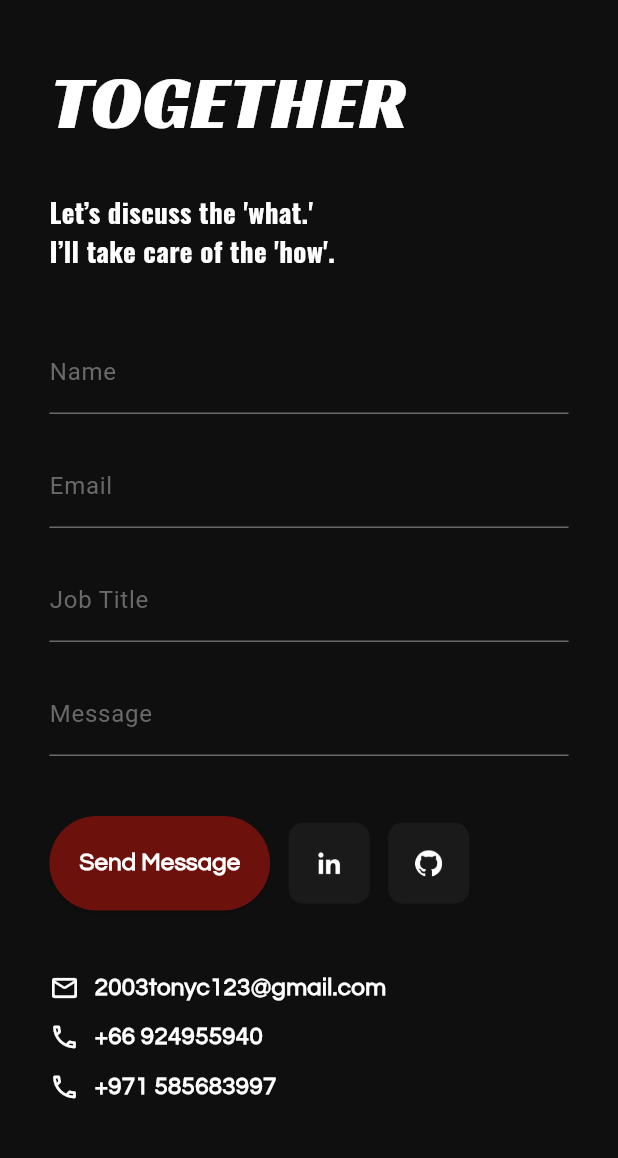
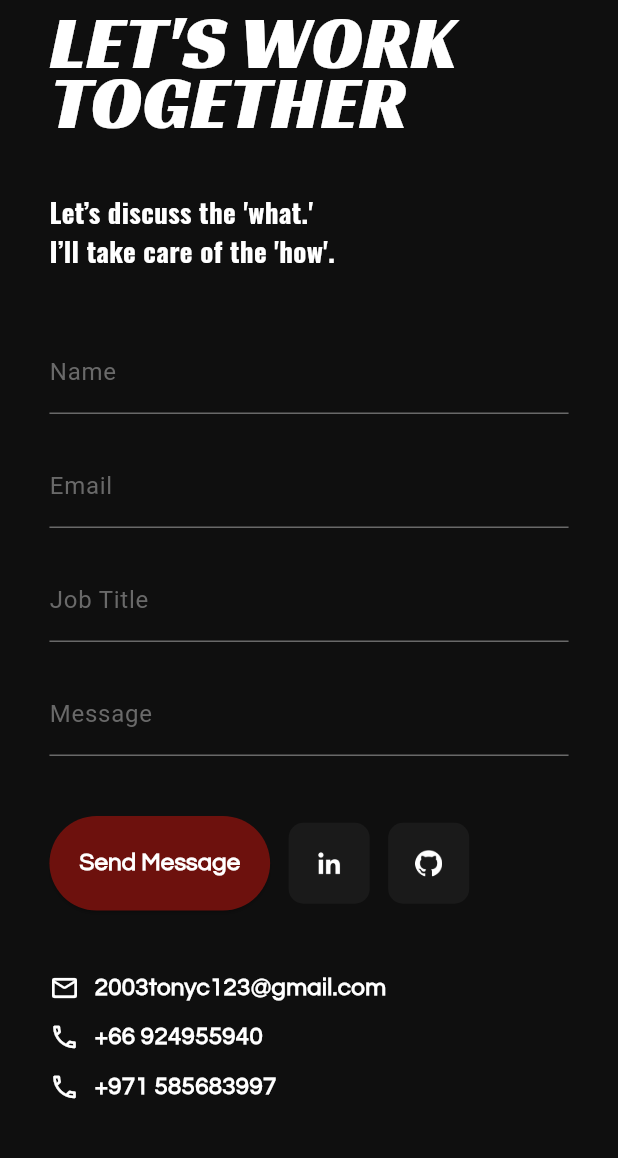
Before and after one commit to ThetHtooKyaw/Tony-Portfolio, a Flutter app: the ContactView screen opened by its route, scrolled down 40 dp, on a phone screen of 412 x 824 dp, the part 72-1230 px from its top. Run offline on Flutter 3.47's test engine with Material 3 defaults, Android fonts, the phone set to English and light mode, and no system bars; drawn by our look-alikes of auto_size_text, flutter_animate; our stand-ins replace flutter_dotenv, go_router, lottie, visibility_detector; missing offline and left inert: flutter_3d_carousel, marqueer.

Commit message:
UI Error Fixes

```diff
--- a/lib/src/award/views/certificate_detail_view.dart
+++ b/lib/src/award/views/certificate_detail_view.dart
@@ -101,6 +101,7 @@ class _CertificateDetailViewState extends State<CertificateDetailView>
                 separatorBuilder: (context, index) =>
                     const SizedBox(width: 20, height: 20),
                 scrollDirection: isDesktop ? Axis.horizontal : Axis.vertical,
+                physics: const NeverScrollableScrollPhysics(),
                 itemCount: widget.certificates.length,
                 itemBuilder: (context, index) {
                   final certificate = widget.certificates[index];
--- a/lib/src/contact/views/contact_view.dart
+++ b/lib/src/contact/views/contact_view.dart
@@ -47,7 +47,6 @@ class _ContactViewState extends State<ContactView> {
           : buildAppBar(context: context, screenSize: screenSize),
       body: Container(
         padding: EdgeInsets.symmetric(
-          vertical: 40,
           horizontal: isDesktop
               ? (screenSize.width * 0.04).clamp(AppFormat.primaryPadding, 80.0)
               : isTablet
@@ -72,6 +71,7 @@ class _ContactViewState extends State<ContactView> {
           crossAxisAlignment: CrossAxisAlignment.start,
           mainAxisSize: MainAxisSize.min,
           children: [
+            const SizedBox(height: 40),
             // Title Text
             _buildTitleText(screenSize, 'LET\'S WORK'),
             _buildTitleText(screenSize, 'TOGETHER'),
@@ -87,6 +87,7 @@ class _ContactViewState extends State<ContactView> {
 
             // Contact Info
             _buildContactInfo(screenSize),
+            const SizedBox(height: 40),
           ],
         ),
       ),
--- a/lib/src/widgets/title_widget.dart
+++ b/lib/src/widgets/title_widget.dart
@@ -65,7 +65,7 @@ class SubTitleWidget extends StatelessWidget {
       child: AutoSizeText(
         subtitle,
         maxFontSize: 20,
-        minFontSize: 8,
+        minFontSize: 12,
         textAlign: TextAlign.center,
         style: TextStyle(
           fontFamily: 'Questrial',
```
